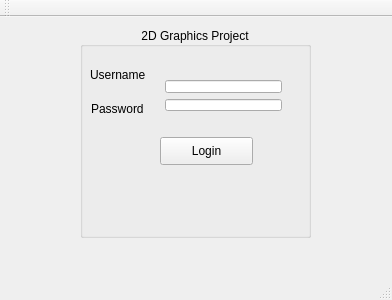
Above: qt-source/login.ui from Alpha-Omega-Saddleback-2018-Summer-CS1C/2DGraphicsProject before the change. Below: the same form after it.
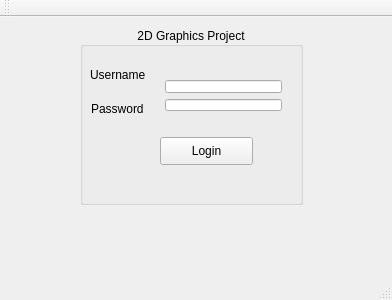
That is the form after the change.

```diff
--- a/qt-source/login.ui
+++ b/qt-source/login.ui
@@ -59,8 +59,8 @@
      <rect>
       <x>80</x>
       <y>10</y>
-      <width>231</width>
-      <height>211</height>
+      <width>223</width>
+      <height>178</height>
      </rect>
     </property>
     <property name="title">
```
